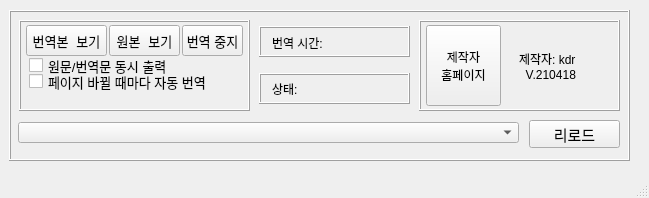
First picture: the form in UI_MAIN.ui, repository kdrkdrkdr/EhndWebTranslate, before the edit.
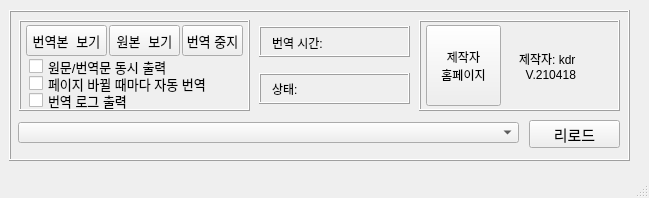
Second picture: the form after the edit.

What changed in the file:
```diff
--- a/UI_MAIN.ui
+++ b/UI_MAIN.ui
@@ -90,7 +90,7 @@
      <widget class="QLabel" name="sec">
       <property name="geometry">
        <rect>
-        <x>86</x>
+        <x>74</x>
         <y>1</y>
         <width>61</width>
         <height>31</height>
@@ -132,7 +132,7 @@
      <widget class="QLabel" name="show_status">
       <property name="geometry">
        <rect>
-        <x>50</x>
+        <x>46</x>
         <y>6</y>
         <width>101</width>
         <height>20</height>
@@ -235,7 +235,7 @@
       <property name="geometry">
        <rect>
         <x>10</x>
-        <y>36</y>
+        <y>37</y>
         <width>151</width>
         <height>19</height>
        </rect>
@@ -253,7 +253,7 @@
       <property name="geometry">
        <rect>
         <x>10</x>
-        <y>52</y>
+        <y>54</y>
         <width>211</width>
         <height>19</height>
        </rect>
@@ -267,6 +267,24 @@
        <string>페이지 바뀔 때마다 자동 번역</string>
       </property>
      </widget>
+     <widget class="QCheckBox" name="isPrintLog">
+      <property name="geometry">
+       <rect>
+        <x>10</x>
+        <y>71</y>
+        <width>211</width>
+        <height>19</height>
+       </rect>
+      </property>
+      <property name="font">
+       <font>
+        <pointsize>10</pointsize>
+       </font>
+      </property>
+      <property name="text">
+       <string>번역 로그 출력</string>
+      </property>
+     </widget>
     </widget>
     <widget class="QFrame" name="authorFrame">
      <property name="geometry">
```
